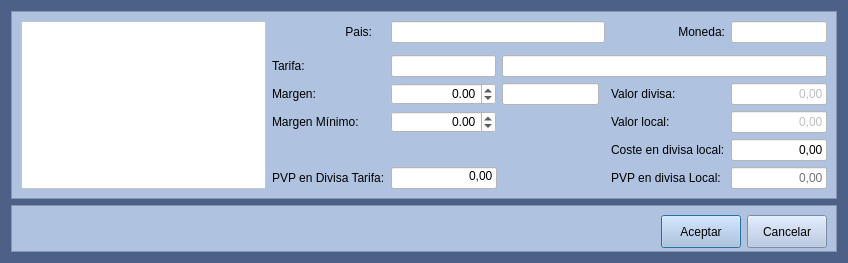
First picture: the form in Almacen/frmtarifas.ui, repository arcnexus/RedFoX, before the edit.
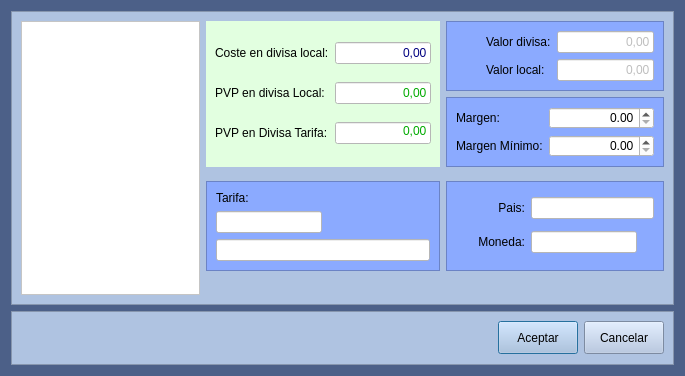
Second picture: the form after the edit. Icons and pictures are not drawn.

Commit message: Calculo tarifas correcto!!!! y cambio situación controles en frmarticulos.ui

```diff
--- a/Almacen/frmtarifas.ui
+++ b/Almacen/frmtarifas.ui
@@ -6,14 +6,14 @@
    <rect>
     <x>0</x>
     <y>0</y>
-    <width>848</width>
-    <height>254</height>
+    <width>685</width>
+    <height>376</height>
    </rect>
   </property>
   <property name="maximumSize">
    <size>
     <width>16777215</width>
-    <height>254</height>
+    <height>441</height>
    </size>
   </property>
   <property name="windowTitle">
@@ -134,17 +134,28 @@
       <enum>QFrame::Raised</enum>
      </property>
      <layout class="QGridLayout" name="gridLayout_3">
-      <item row="4" column="7">
-       <widget class="QLabel" name="label_9">
-        <property name="text">
-         <string>Valor local:</string>
+      <item row="1" column="4" rowspan="2">
+       <widget class="QFrame" name="frame_5">
+        <property name="styleSheet">
+         <string notr="true">background-color: rgb(139, 170, 255);</string>
         </property>
-       </widget>
-      </item>
-      <item row="4" column="8">
-       <widget class="QLineEdit" name="txtvalorLocal">
+        <property name="frameShape">
+         <enum>QFrame::StyledPanel</enum>
+        </property>
+        <property name="frameShadow">
+         <enum>QFrame::Raised</enum>
+        </property>
+        <layout class="QGridLayout" name="gridLayout_5">
+         <item row="0" column="2">
+          <widget class="QDoubleSpinBox" name="spinMargen">
         <property name="enabled">
-         <bool>false</bool>
+            <bool>true</bool>
+           </property>
+           <property name="minimumSize">
+            <size>
+             <width>105</width>
+             <height>0</height>
+            </size>
         </property>
         <property name="maximumSize">
          <size>
@@ -155,18 +166,18 @@
         <property name="styleSheet">
          <string notr="true">background-color: rgb(255, 255, 255);</string>
         </property>
-        <property name="text">
-         <string>0,00</string>
-        </property>
         <property name="alignment">
          <set>Qt::AlignRight|Qt::AlignTrailing|Qt::AlignVCenter</set>
         </property>
-        <property name="readOnly">
-         <bool>false</bool>
+           <property name="minimum">
+            <double>0.000000000000000</double>
+           </property>
+           <property name="maximum">
+            <double>99.000000000000000</double>
         </property>
        </widget>
       </item>
-      <item row="4" column="4">
+         <item row="1" column="2">
        <widget class="QDoubleSpinBox" name="spinMargenMinimo">
         <property name="enabled">
          <bool>true</bool>
@@ -191,123 +202,62 @@
          <set>Qt::AlignRight|Qt::AlignTrailing|Qt::AlignVCenter</set>
         </property>
         <property name="minimum">
-         <double>-500.000000000000000</double>
+            <double>0.000000000000000</double>
         </property>
         <property name="maximum">
-         <double>1000000.989999999990687</double>
+            <double>99.000000000000000</double>
         </property>
        </widget>
       </item>
-      <item row="5" column="7">
-       <widget class="QLabel" name="label_10">
-        <property name="text">
-         <string>Coste en divisa local:</string>
-        </property>
-       </widget>
-      </item>
-      <item row="4" column="3">
-       <widget class="QLabel" name="label_5">
-        <property name="text">
-         <string>Margen Mínimo:</string>
-        </property>
-       </widget>
-      </item>
-      <item row="3" column="3">
+         <item row="0" column="1">
        <widget class="QLabel" name="label_4">
         <property name="text">
          <string>Margen:</string>
         </property>
        </widget>
       </item>
-      <item row="6" column="3">
-       <widget class="QLabel" name="label_6">
-        <property name="text">
-         <string>PVP en Divisa Tarifa:</string>
-        </property>
-       </widget>
-      </item>
-      <item row="6" column="7">
-       <widget class="QLabel" name="label_7">
-        <property name="text">
-         <string>PVP en divisa Local:</string>
-        </property>
-       </widget>
-      </item>
-      <item row="3" column="8">
-       <widget class="QLineEdit" name="txtValorDivisa">
-        <property name="enabled">
-         <bool>false</bool>
-        </property>
-        <property name="minimumSize">
-         <size>
-          <width>96</width>
-          <height>0</height>
-         </size>
-        </property>
+         <item row="1" column="1">
+          <widget class="QLabel" name="label_5">
         <property name="maximumSize">
          <size>
-          <width>106</width>
-          <height>16777215</height>
-         </size>
-        </property>
-        <property name="styleSheet">
-         <string notr="true">background-color: rgb(255, 255, 255);</string>
-        </property>
+             <width>16777215</width>
+             <height>27</height>
+            </size>
+           </property>
         <property name="text">
-         <string>0,00</string>
-        </property>
-        <property name="alignment">
-         <set>Qt::AlignRight|Qt::AlignTrailing|Qt::AlignVCenter</set>
-        </property>
-       </widget>
-      </item>
-      <item row="6" column="8">
-       <widget class="QLineEdit" name="txtPVPLocal">
-        <property name="enabled">
-         <bool>false</bool>
-        </property>
-        <property name="minimumSize">
+            <string>Margen Mínimo:</string>
+           </property>
+          </widget>
+         </item>
+         <item row="0" column="0">
+          <spacer name="horizontalSpacer_4">
+           <property name="orientation">
+            <enum>Qt::Horizontal</enum>
+           </property>
+           <property name="sizeHint" stdset="0">
          <size>
-          <width>96</width>
-          <height>0</height>
-         </size>
-        </property>
-        <property name="maximumSize">
-         <size>
-          <width>106</width>
-          <height>16777215</height>
-         </size>
-        </property>
-        <property name="styleSheet">
-         <string notr="true">background-color: rgb(255, 255, 255);
-color: rgb(115, 115, 115);</string>
-        </property>
-        <property name="text">
-         <string>0,00</string>
-        </property>
-        <property name="alignment">
-         <set>Qt::AlignRight|Qt::AlignTrailing|Qt::AlignVCenter</set>
-        </property>
+             <width>40</width>
+             <height>20</height>
+            </size>
+           </property>
+          </spacer>
+         </item>
+        </layout>
        </widget>
       </item>
-      <item row="0" column="4" colspan="3">
-       <widget class="QLineEdit" name="txtPais">
-        <property name="enabled">
-         <bool>false</bool>
+      <item row="4" column="4">
+       <widget class="QFrame" name="frame_3">
+        <property name="styleSheet">
+         <string notr="true">background-color: rgb(139, 170, 255);</string>
         </property>
-        <property name="minimumSize">
-         <size>
-          <width>123</width>
-          <height>0</height>
-         </size>
+        <property name="frameShape">
+         <enum>QFrame::StyledPanel</enum>
         </property>
-        <property name="styleSheet">
-         <string notr="true">background-color: rgb(255, 255, 255);
-color: rgb(115, 115, 115);</string>
+        <property name="frameShadow">
+         <enum>QFrame::Raised</enum>
         </property>
-       </widget>
-      </item>
-      <item row="0" column="8">
+        <layout class="QGridLayout" name="gridLayout_4">
+         <item row="1" column="2">
        <widget class="QLineEdit" name="txtMoneda">
         <property name="enabled">
          <bool>false</bool>
@@ -330,24 +280,20 @@
         </property>
        </widget>
       </item>
-      <item row="0" column="0" rowspan="7">
-       <widget class="QListView" name="listaTarifa">
-        <property name="styleSheet">
-         <string notr="true">background-color: rgb(255, 255, 255);</string>
-        </property>
-       </widget>
-      </item>
-      <item row="0" column="7">
-       <widget class="QLabel" name="label_2">
-        <property name="text">
-         <string>Moneda:</string>
-        </property>
-        <property name="alignment">
-         <set>Qt::AlignRight|Qt::AlignTrailing|Qt::AlignVCenter</set>
-        </property>
-       </widget>
-      </item>
-      <item row="0" column="3">
+         <item row="0" column="0">
+          <spacer name="horizontalSpacer_6">
+           <property name="orientation">
+            <enum>Qt::Horizontal</enum>
+           </property>
+           <property name="sizeHint" stdset="0">
+            <size>
+             <width>40</width>
+             <height>20</height>
+            </size>
+           </property>
+          </spacer>
+         </item>
+         <item row="0" column="1">
        <widget class="QLabel" name="label">
         <property name="maximumSize">
          <size>
@@ -363,33 +309,63 @@
         </property>
        </widget>
       </item>
-      <item row="6" column="4" colspan="3">
-       <widget class="QLineEdit" name="txtPVPDivisa">
-        <property name="maximumSize">
+         <item row="0" column="2">
+          <widget class="QLineEdit" name="txtPais">
+           <property name="enabled">
+            <bool>false</bool>
+           </property>
+           <property name="minimumSize">
          <size>
-          <width>106</width>
-          <height>16777215</height>
+             <width>123</width>
+             <height>0</height>
          </size>
         </property>
         <property name="styleSheet">
-         <string notr="true">background-color: rgb(255, 255, 255);</string>
-        </property>
+            <string notr="true">background-color: rgb(255, 255, 255);
+color: rgb(115, 115, 115);</string>
+           </property>
+          </widget>
+         </item>
+         <item row="1" column="1">
+          <widget class="QLabel" name="label_2">
         <property name="text">
-         <string>0,00</string>
+            <string>Moneda:</string>
         </property>
         <property name="alignment">
-         <set>Qt::AlignRight|Qt::AlignTop|Qt::AlignTrailing</set>
+            <set>Qt::AlignRight|Qt::AlignTrailing|Qt::AlignVCenter</set>
         </property>
        </widget>
       </item>
-      <item row="3" column="4">
-       <widget class="QDoubleSpinBox" name="spinMargen">
+        </layout>
+       </widget>
+      </item>
+      <item row="0" column="4">
+       <widget class="QFrame" name="frame_6">
+        <property name="styleSheet">
+         <string notr="true">background-color: rgb(139, 170, 255);</string>
+        </property>
+        <property name="frameShape">
+         <enum>QFrame::StyledPanel</enum>
+        </property>
+        <property name="frameShadow">
+         <enum>QFrame::Raised</enum>
+        </property>
+        <layout class="QGridLayout" name="gridLayout_6">
+         <item row="1" column="1">
+          <widget class="QLabel" name="label_9">
+           <property name="text">
+            <string>Valor local:</string>
+           </property>
+          </widget>
+         </item>
+         <item row="0" column="2">
+          <widget class="QLineEdit" name="txtValorDivisa">
         <property name="enabled">
-         <bool>true</bool>
+            <bool>false</bool>
         </property>
         <property name="minimumSize">
          <size>
-          <width>105</width>
+             <width>96</width>
           <height>0</height>
          </size>
         </property>
@@ -402,98 +378,250 @@
         <property name="styleSheet">
          <string notr="true">background-color: rgb(255, 255, 255);</string>
         </property>
+           <property name="text">
+            <string>0,00</string>
+           </property>
         <property name="alignment">
          <set>Qt::AlignRight|Qt::AlignTrailing|Qt::AlignVCenter</set>
         </property>
-        <property name="minimum">
-         <double>-500.000000000000000</double>
-        </property>
-        <property name="maximum">
-         <double>1000000.989999999990687</double>
-        </property>
-       </widget>
-      </item>
-      <item row="3" column="7">
+          </widget>
+         </item>
+         <item row="1" column="2">
+          <widget class="QLineEdit" name="txtvalorLocal">
+           <property name="enabled">
+            <bool>false</bool>
+           </property>
+           <property name="maximumSize">
+            <size>
+             <width>106</width>
+             <height>16777215</height>
+            </size>
+           </property>
+           <property name="styleSheet">
+            <string notr="true">background-color: rgb(255, 255, 255);</string>
+           </property>
+           <property name="text">
+            <string>0,00</string>
+           </property>
+           <property name="alignment">
+            <set>Qt::AlignRight|Qt::AlignTrailing|Qt::AlignVCenter</set>
+           </property>
+           <property name="readOnly">
+            <bool>false</bool>
+           </property>
+          </widget>
+         </item>
+         <item row="0" column="1">
        <widget class="QLabel" name="label_8">
         <property name="text">
          <string>Valor divisa:</string>
         </property>
        </widget>
       </item>
-      <item row="5" column="8">
-       <widget class="QLineEdit" name="txtCosteLocal">
-        <property name="minimumSize">
-         <size>
-          <width>96</width>
-          <height>0</height>
-         </size>
-        </property>
-        <property name="maximumSize">
+         <item row="0" column="0">
+          <spacer name="horizontalSpacer_5">
+           <property name="orientation">
+            <enum>Qt::Horizontal</enum>
+           </property>
+           <property name="sizeHint" stdset="0">
          <size>
-          <width>106</width>
-          <height>16777215</height>
-         </size>
-        </property>
+             <width>40</width>
+             <height>20</height>
+            </size>
+           </property>
+          </spacer>
+         </item>
+        </layout>
+       </widget>
+      </item>
+      <item row="0" column="0" rowspan="8">
+       <widget class="QListView" name="listaTarifa">
         <property name="styleSheet">
          <string notr="true">background-color: rgb(255, 255, 255);</string>
         </property>
-        <property name="text">
-         <string>0,00</string>
-        </property>
-        <property name="alignment">
-         <set>Qt::AlignRight|Qt::AlignTrailing|Qt::AlignVCenter</set>
-        </property>
-        <property name="readOnly">
-         <bool>true</bool>
-        </property>
        </widget>
       </item>
-      <item row="2" column="5" colspan="4">
-       <widget class="QLineEdit" name="txtDescTarifa">
-        <property name="enabled">
-         <bool>false</bool>
-        </property>
+      <item row="4" column="3">
+       <widget class="QFrame" name="frame_4">
         <property name="styleSheet">
-         <string notr="true">background-color: rgb(255, 255, 255);
-color: rgb(115, 115, 115);</string>
+         <string notr="true">background-color: rgb(139, 170, 255);</string>
         </property>
-       </widget>
-      </item>
-      <item row="2" column="4">
-       <widget class="QLineEdit" name="txtCodTarifa">
-        <property name="enabled">
-         <bool>false</bool>
+        <property name="frameShape">
+         <enum>QFrame::StyledPanel</enum>
         </property>
-        <property name="minimumSize">
-         <size>
-          <width>49</width>
-          <height>0</height>
-         </size>
+        <property name="frameShadow">
+         <enum>QFrame::Raised</enum>
         </property>
-        <property name="maximumSize">
-         <size>
-          <width>106</width>
-          <height>16777215</height>
-         </size>
-        </property>
-        <property name="styleSheet">
-         <string notr="true">background-color: rgb(255, 255, 255);
-color: rgb(115, 115, 115);</string>
-        </property>
-       </widget>
-      </item>
-      <item row="2" column="3">
+        <layout class="QVBoxLayout" name="verticalLayout">
+         <item>
        <widget class="QLabel" name="label_3">
         <property name="text">
          <string>Tarifa:</string>
         </property>
        </widget>
       </item>
-      <item row="3" column="5">
-       <widget class="QLineEdit" name="txtMargenReal">
+         <item>
+          <widget class="QLineEdit" name="txtCodTarifa">
+           <property name="enabled">
+            <bool>false</bool>
+           </property>
+           <property name="minimumSize">
+            <size>
+             <width>49</width>
+             <height>0</height>
+            </size>
+           </property>
+           <property name="maximumSize">
+            <size>
+             <width>106</width>
+             <height>16777215</height>
+            </size>
+           </property>
         <property name="styleSheet">
-         <string notr="true">background-color: rgb(255, 255, 255);</string>
-        </property>
+            <string notr="true">background-color: rgb(255, 255, 255);
+color: rgb(115, 115, 115);</string>
+           </property>
+          </widget>
+         </item>
+         <item>
+          <widget class="QLineEdit" name="txtDescTarifa">
+           <property name="enabled">
+            <bool>false</bool>
+           </property>
+           <property name="styleSheet">
+            <string notr="true">background-color: rgb(255, 255, 255);
+color: rgb(115, 115, 115);</string>
+           </property>
+          </widget>
+         </item>
+        </layout>
+       </widget>
+      </item>
+      <item row="0" column="3" rowspan="3">
+       <widget class="QWidget" name="widget" native="true">
+        <property name="styleSheet">
+         <string notr="true">background-color: rgb(226, 255, 224);</string>
+        </property>
+        <layout class="QGridLayout" name="gridLayout_2">
+         <item row="3" column="1">
+          <widget class="QLabel" name="label_6">
+           <property name="text">
+            <string>PVP en Divisa Tarifa:</string>
+           </property>
+          </widget>
+         </item>
+         <item row="3" column="2">
+          <widget class="QLineEdit" name="txtPVPDivisa">
+           <property name="enabled">
+            <bool>false</bool>
+           </property>
+           <property name="maximumSize">
+            <size>
+             <width>106</width>
+             <height>16777215</height>
+            </size>
+           </property>
+           <property name="styleSheet">
+            <string notr="true">background-color: rgb(255, 255, 255);
+font: 75 16pt &quot;Bitstream Vera Sans&quot;;
+color: rgb(0, 170, 0);</string>
+           </property>
+           <property name="text">
+            <string>0,00</string>
+           </property>
+           <property name="alignment">
+            <set>Qt::AlignRight|Qt::AlignTop|Qt::AlignTrailing</set>
+           </property>
+          </widget>
+         </item>
+         <item row="0" column="2">
+          <widget class="QLineEdit" name="txtCosteLocal">
+           <property name="minimumSize">
+            <size>
+             <width>96</width>
+             <height>0</height>
+            </size>
+           </property>
+           <property name="maximumSize">
+            <size>
+             <width>106</width>
+             <height>16777215</height>
+            </size>
+           </property>
+           <property name="styleSheet">
+            <string notr="true">background-color: rgb(255, 255, 255);
+font: 75 16pt &quot;Bitstream Vera Sans&quot;;
+color: rgb(0, 0, 127);</string>
+           </property>
+           <property name="text">
+            <string>0,00</string>
+           </property>
+           <property name="alignment">
+            <set>Qt::AlignRight|Qt::AlignTrailing|Qt::AlignVCenter</set>
+           </property>
+           <property name="readOnly">
+            <bool>true</bool>
+           </property>
+          </widget>
+         </item>
+         <item row="1" column="2">
+          <widget class="QLineEdit" name="txtPVPLocal">
+           <property name="enabled">
+            <bool>true</bool>
+           </property>
+           <property name="minimumSize">
+            <size>
+             <width>96</width>
+             <height>0</height>
+            </size>
+           </property>
+           <property name="maximumSize">
+            <size>
+             <width>106</width>
+             <height>16777215</height>
+            </size>
+           </property>
+           <property name="styleSheet">
+            <string notr="true">background-color: rgb(255, 255, 255);
+font: 75 16pt &quot;Bitstream Vera Sans&quot;;
+color: rgb(0, 170, 0);</string>
+           </property>
+           <property name="text">
+            <string>0,00</string>
+           </property>
+           <property name="alignment">
+            <set>Qt::AlignRight|Qt::AlignTrailing|Qt::AlignVCenter</set>
+           </property>
+          </widget>
+         </item>
+         <item row="0" column="1">
+          <widget class="QLabel" name="label_10">
+           <property name="text">
+            <string>Coste en divisa local:</string>
+           </property>
+          </widget>
+         </item>
+         <item row="1" column="1">
+          <widget class="QLabel" name="label_7">
+           <property name="text">
+            <string>PVP en divisa Local:</string>
+           </property>
+          </widget>
+         </item>
+         <item row="1" column="0">
+          <spacer name="horizontalSpacer_3">
+           <property name="orientation">
+            <enum>Qt::Horizontal</enum>
+           </property>
+           <property name="sizeHint" stdset="0">
+            <size>
+             <width>40</width>
+             <height>20</height>
+            </size>
+           </property>
+          </spacer>
+         </item>
+        </layout>
        </widget>
       </item>
      </layout>
```
Left out of the diff: 19 changed lines with no effect on the pictures. Lines whose indentation alone changed are shown as unchanged. The commit also changes 6 other files.
